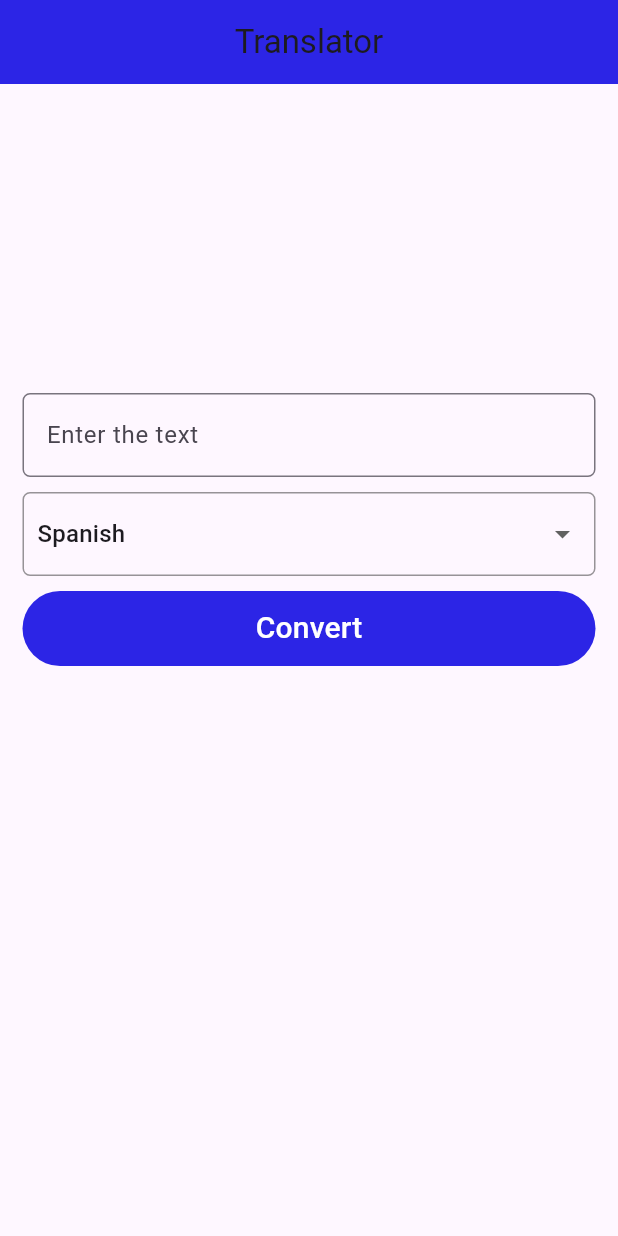
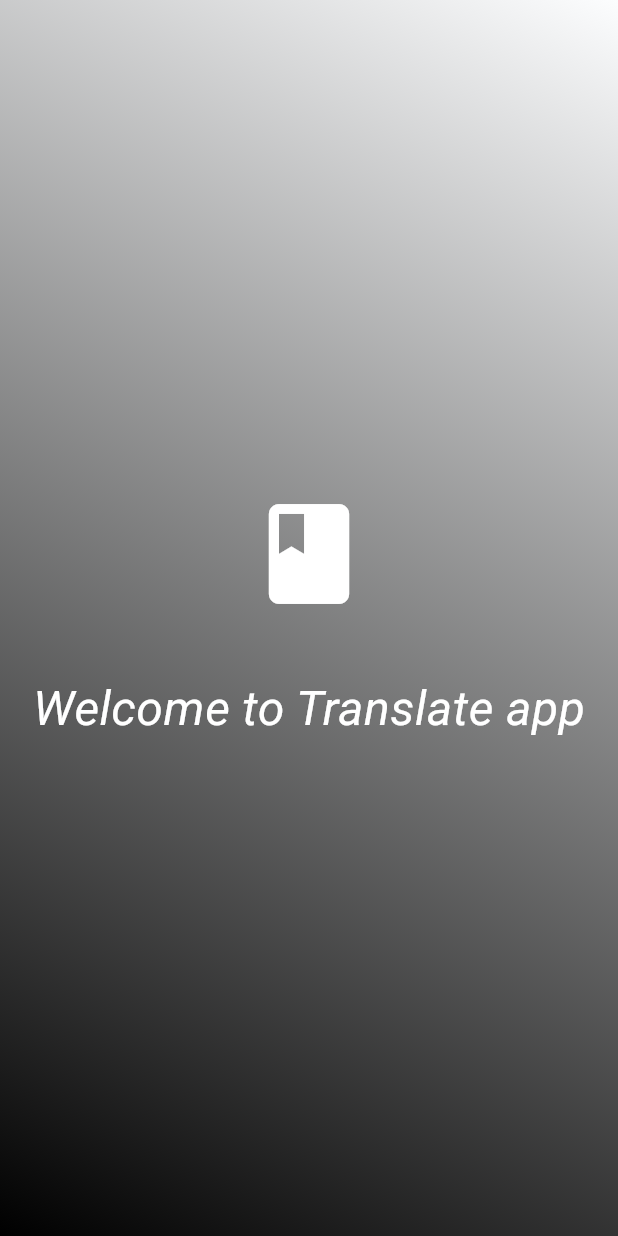
Before and after one commit to iiitl/translate_app, a Flutter app: the first screen one second after launch, on a phone screen of 412 x 824 dp. Run offline on Flutter 3.47's test engine with Material 3 defaults, Android fonts, the light colour scheme and no system bars.

```diff
--- a/translate_app/lib/main.dart
+++ b/translate_app/lib/main.dart
@@ -1,6 +1,9 @@
 import 'package:flutter/material.dart';
 import 'package:translate_app/models/language.dart';
 import 'package:translate_app/services/service.dart';
+import 'package:flutter/services.dart';
+
+// import 'package:translate_app/screens/splash_screen.dart';
 // import 'package:get/get.dart';
 
 void main() {
@@ -30,7 +33,7 @@ class MyApp extends StatelessWidget {
   Widget build(BuildContext context) {
     return const MaterialApp(
       debugShowCheckedModeBanner: false,
-      home: LanguageTranslator(),
+      home: SplashScreen(),
     );
   }
 }
@@ -172,3 +175,82 @@ class _LanguageTranslatorState extends State<LanguageTranslator> {
     );
   }
 }
+
+
+
+
+
+
+
+
+
+class SplashScreen extends StatefulWidget {
+  const SplashScreen({super.key});
+
+  @override
+  State<SplashScreen> createState() => _SplashScreenState();
+}
+
+class _SplashScreenState extends State<SplashScreen> with SingleTickerProviderStateMixin {
+
+  @override
+  void initState() {
+    super.initState();
+    SystemChrome.setEnabledSystemUIMode(SystemUiMode.immersive);
+    Future.delayed(Duration(seconds: 2), () {
+      Navigator.of(context).pushReplacement(
+        MaterialPageRoute(builder: (_) => LanguageTranslator()), // Navigate to LanguageTranslator screen
+      );
+    });
+  }
+
+
+  @override
+  void dispose() {
+    SystemChrome.setEnabledSystemUIMode(SystemUiMode.manual,overlays: SystemUiOverlay.values);
+    super.dispose();
+  }
+
+
+
+
+
+  @override
+  Widget build(BuildContext context) {
+    return Scaffold(
+      body: Container(
+        width: double.infinity,
+        decoration: const BoxDecoration(
+          gradient: LinearGradient(
+            colors: [
+              Color.fromARGB(255, 252, 253, 254),
+              Color.fromARGB(255, 0, 0, 0),
+              // Colors.red,
+            ],
+            begin: Alignment.topRight,
+            end: Alignment.bottomLeft,
+          ),
+        ),
+        child: Column(
+          mainAxisAlignment: MainAxisAlignment.center,
+          children: const[
+            Icon(
+              Icons.book,
+              size: 80,
+              color: Colors.white,
+            ),
+            SizedBox(height: 40),
+            Text(
+              'Welcome to Translate app',
+              style: TextStyle(
+                fontStyle: FontStyle.italic,
+                color: Colors.white,
+                fontSize: 32,
+              ),
+            ),
+          ],
+        ),
+      ),
+    );
+  }
+}
--- a/translate_app/pubspec.yaml
+++ b/translate_app/pubspec.yaml
@@ -44,6 +44,7 @@ dev_dependencies:
   flutter_test:
     sdk: flutter
   flutter_launcher_icons: "^0.13.1"
+  animated_splash_screen:
 
 flutter_launcher_icons:
   android: "launcher_icon"
```
Also changed, not shown: translate_app/lib/screens/splash_screen.dart (added), translate_app/pubspec.lock, 2 other files.
